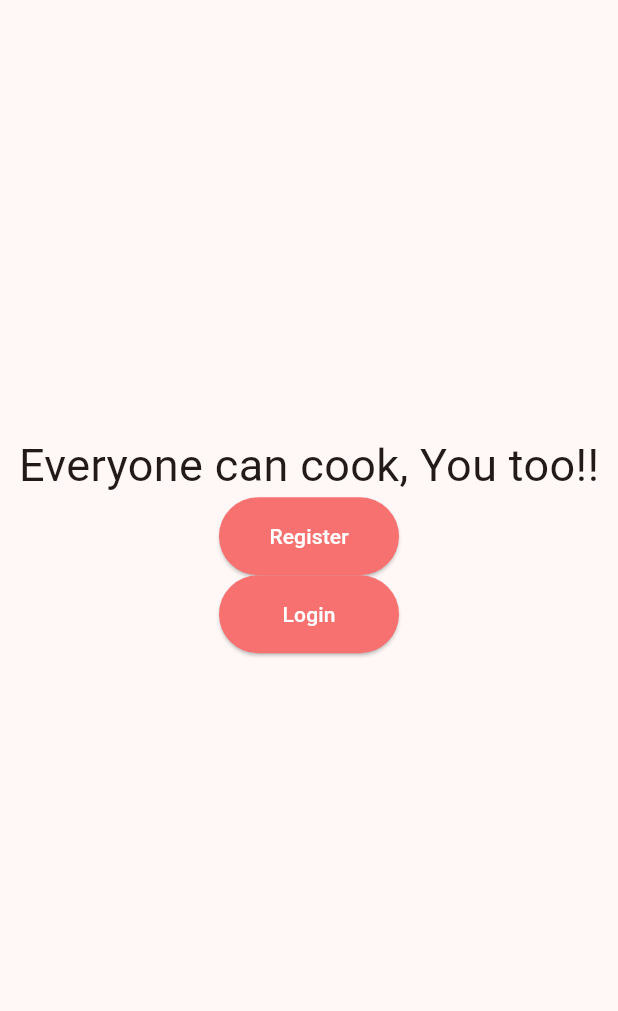
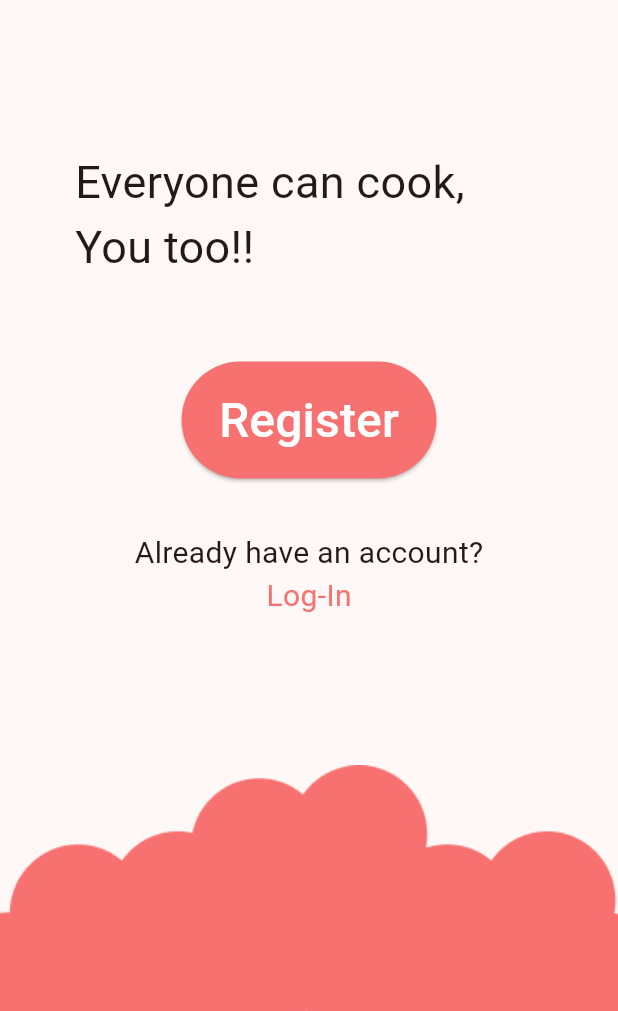
Before and after one commit to anwrat/Recipe-App, a Flutter app: the screen it shows after launch, on a phone screen of 412 x 824 dp, the part 225-1236 px from its top. Run offline on Flutter 3.47's test engine with Material 3 defaults, Android fonts, the phone set to English and light mode, and no system bars; our stand-ins replace google_fonts.

Commit message:
First Entry Page created in flutter!!!

```diff
--- a/recipe_app/lib/main.dart
+++ b/recipe_app/lib/main.dart
@@ -80,7 +80,7 @@ class _MyHomePageState extends State<MyHomePage> {
           ],
         ),
       ),
-      body: Center(
+      body: Align(
         // Center is a layout widget. It takes a single child and positions it
         // in the middle of the parent.
         child: Column(
@@ -97,15 +97,20 @@ class _MyHomePageState extends State<MyHomePage> {
           // TRY THIS: Invoke "debug painting" (choose the "Toggle Debug Paint"
           // action in the IDE, or press "p" in the console), to see the
           // wireframe for each widget.
-          mainAxisAlignment: MainAxisAlignment.center,
+          // mainAxisAlignment: MainAxisAlignment.center, Use this when center needed
           children: <Widget>[
-            Text(
+            Padding(
+              child:Text(
                 "Everyone can cook, You too!!",
-              style: GoogleFonts.leagueSpartan(
+                style: GoogleFonts.indieFlower(
                   fontSize: 30,
                 ),),
+              padding: const EdgeInsets.all(50),
+              ),
             //Login Button
-            Buttons(
+            Padding(
+              padding: const EdgeInsets.all(5),
+              child:Buttons(
                 title: "Register",
                 onPressed:(){
                   Navigator.push(
@@ -117,17 +122,36 @@ class _MyHomePageState extends State<MyHomePage> {
                   );
               },
               ),
-            Buttons(
-              title: "Login",
-              onPressed:(){
-                Navigator.push(
-                  context,
-                  MaterialPageRoute(
-                    builder:(context) =>
-                      const Login(),
-                    )
-                );
+            ),
+            Padding(
+              child:Text(
+                "Already have an account?",
+                style: GoogleFonts.leagueSpartan(
+                  fontSize: 20,
+                ),),
+              padding: const EdgeInsets.only(top: 30),
+            ),
+            InkWell(
+              onTap:(){
+                Navigator.push(context,MaterialPageRoute(builder: (context)=>Login()));
               },
+              child: Text(
+                'Log-In',
+                style: GoogleFonts.leagueSpartan(
+                  fontSize: 20,
+                  color: MyColors.primarycolor,
+                ),),
+            ),
+            //To align the image at bottom of page
+            Spacer(),
+            Column(
+              children:[
+                Image.asset(
+                  'assets/images/clouds.png',
+                  width: MediaQuery.of(context).size.width, // Makes the image cover the entire width
+                  fit: BoxFit.cover, // Ensures the image scales correctly
+                ),
+              ],
             ),
           ],
         ),
--- a/recipe_app/lib/widgets/buttons.dart
+++ b/recipe_app/lib/widgets/buttons.dart
@@ -1,4 +1,5 @@
 import 'package:flutter/material.dart';
+import 'package:google_fonts/google_fonts.dart';
 import 'package:recipe_app/utils/colors.dart';
 
 class Buttons extends StatefulWidget {
@@ -29,8 +30,9 @@ class _ButtonsState extends State<Buttons> {
         icon: widget.icons!,
         label: Text(
           widget.title,
-          style: TextStyle(
+          style: GoogleFonts.leagueSpartan(
             color: widget.textColor,
+            fontSize: 32,
           ),
         ), // Text on the right
         style: ElevatedButton.styleFrom(
@@ -55,8 +57,9 @@ class _ButtonsState extends State<Buttons> {
         onPressed: widget.onPressed,
         child: Text(
           widget.title,
-          style: TextStyle(
+          style: GoogleFonts.leagueSpartan(
             color: widget.textColor,
+            fontSize: 32,
           ),
         ),
       );
```
Also changed, not shown: recipe_app/lib/login.dart (+19 -27 lines), recipe_app/assets/images/clouds.png (added). Lines whose indentation alone changed are shown as unchanged.
